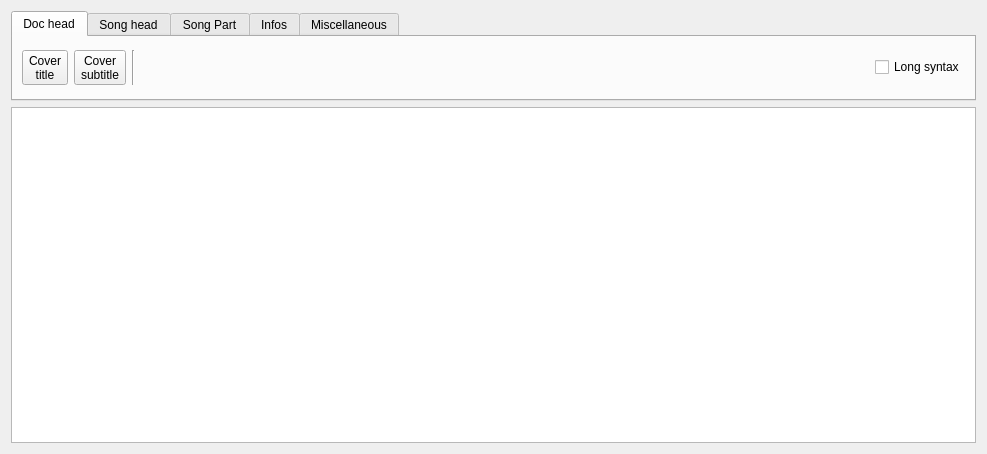
This is ui/formeditor.ui in jpcima/chordv as Qt 5 draws it before an edit. The edited form follows.
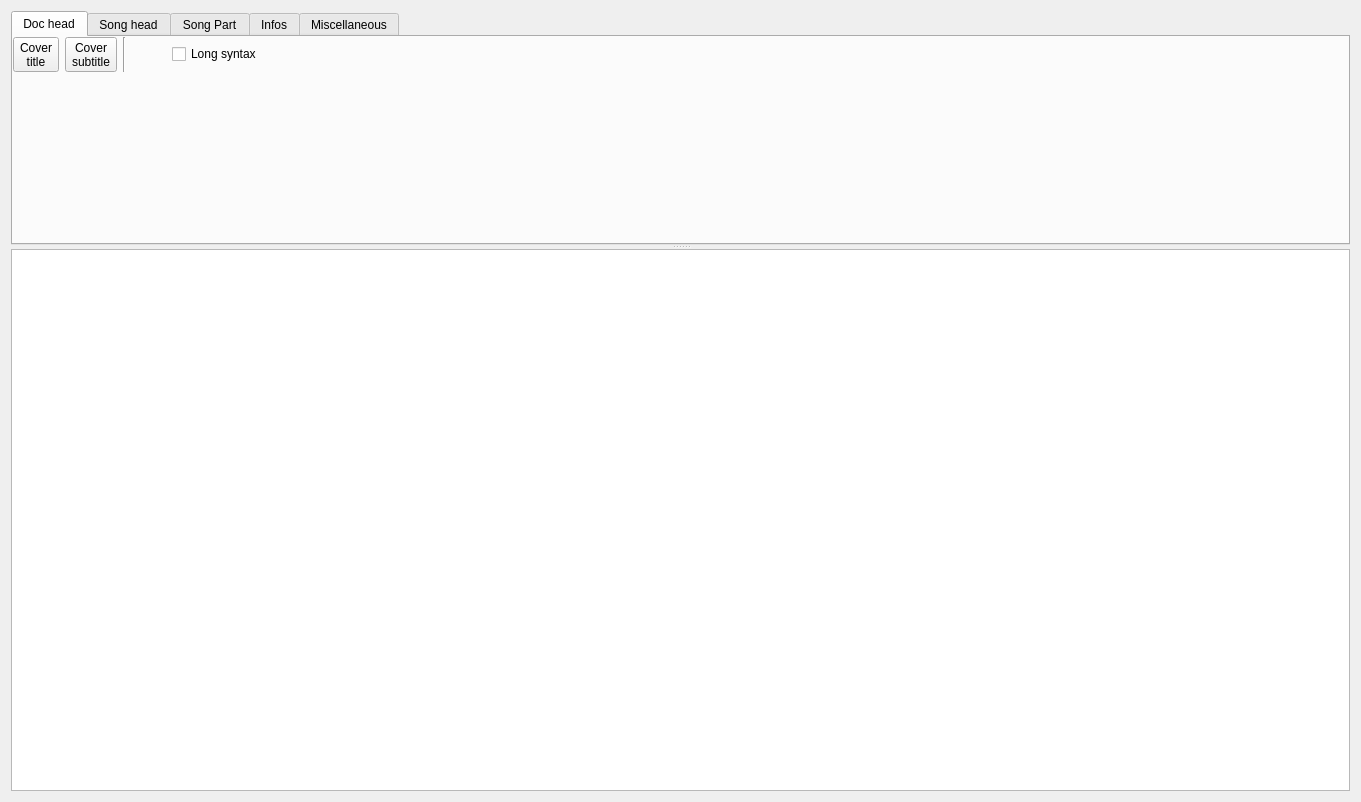
This is the edited form. The open tabs and pages were chosen to show the change. Custom widgets are drawn as their Qt base class.

```diff
--- a/ui/formeditor.ui
+++ b/ui/formeditor.ui
@@ -6,8 +6,8 @@
    <rect>
     <x>0</x>
     <y>0</y>
-    <width>987</width>
-    <height>454</height>
+    <width>1361</width>
+    <height>802</height>
    </rect>
   </property>
   <property name="windowTitle">
@@ -15,13 +15,15 @@
   </property>
   <layout class="QHBoxLayout" name="horizontalLayout_8">
    <item>
-    <layout class="QVBoxLayout" name="verticalLayout_4">
-     <item>
+    <widget class="QSplitter" name="splitter">
+     <property name="orientation">
+      <enum>Qt::Vertical</enum>
+     </property>
       <widget class="QTabWidget" name="tabWidget">
        <property name="maximumSize">
         <size>
          <width>16777215</width>
-         <height>90</height>
+        <height>16777215</height>
         </size>
        </property>
        <property name="currentIndex">
@@ -31,8 +33,7 @@
         <attribute name="title">
          <string>Doc head</string>
         </attribute>
-        <layout class="QVBoxLayout" name="verticalLayout">
-         <item>
+       <widget class="QWidget" name="">
           <layout class="QHBoxLayout" name="horizontalLayout_4">
            <item>
             <widget class="QToolButton" name="toolButtonCT">
@@ -93,8 +94,7 @@
             </widget>
            </item>
           </layout>
-         </item>
-        </layout>
+       </widget>
        </widget>
        <widget class="QWidget" name="Songhead">
         <attribute name="title">
@@ -481,11 +481,8 @@
         </layout>
        </widget>
       </widget>
-     </item>
-     <item>
       <widget class="TextEdit" name="textEdit"/>
-     </item>
-    </layout>
+    </widget>
    </item>
   </layout>
  </widget>
```
Left out of the diff: 2 changed lines with no effect on the pictures. Lines whose indentation alone changed are shown as unchanged.
